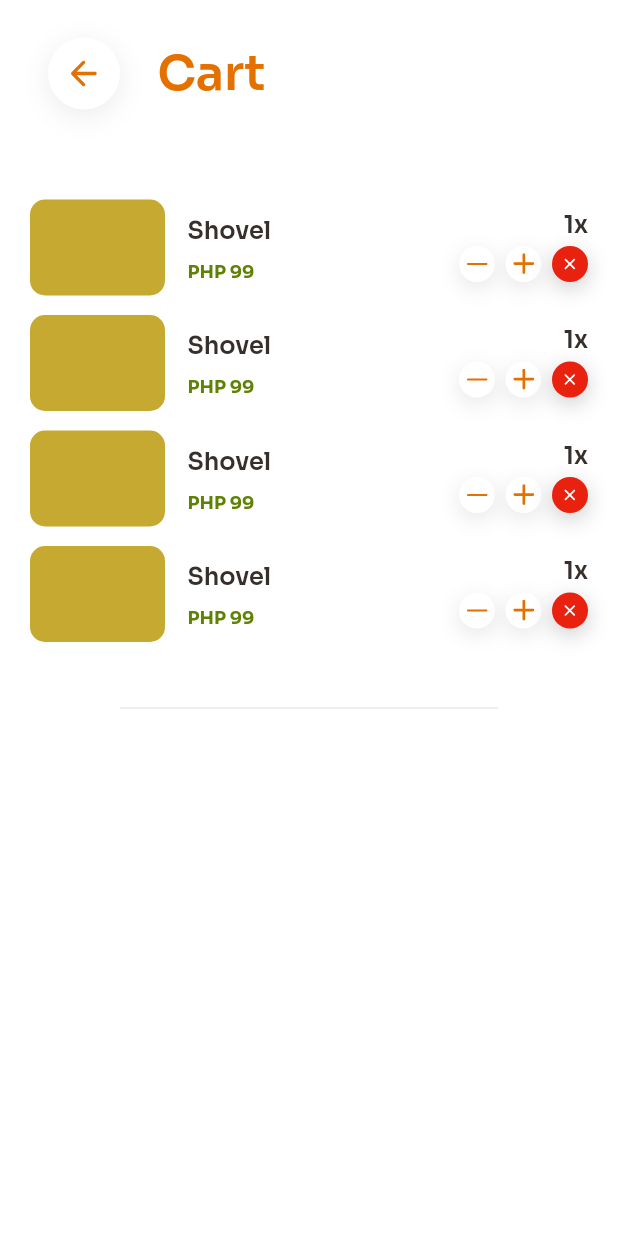
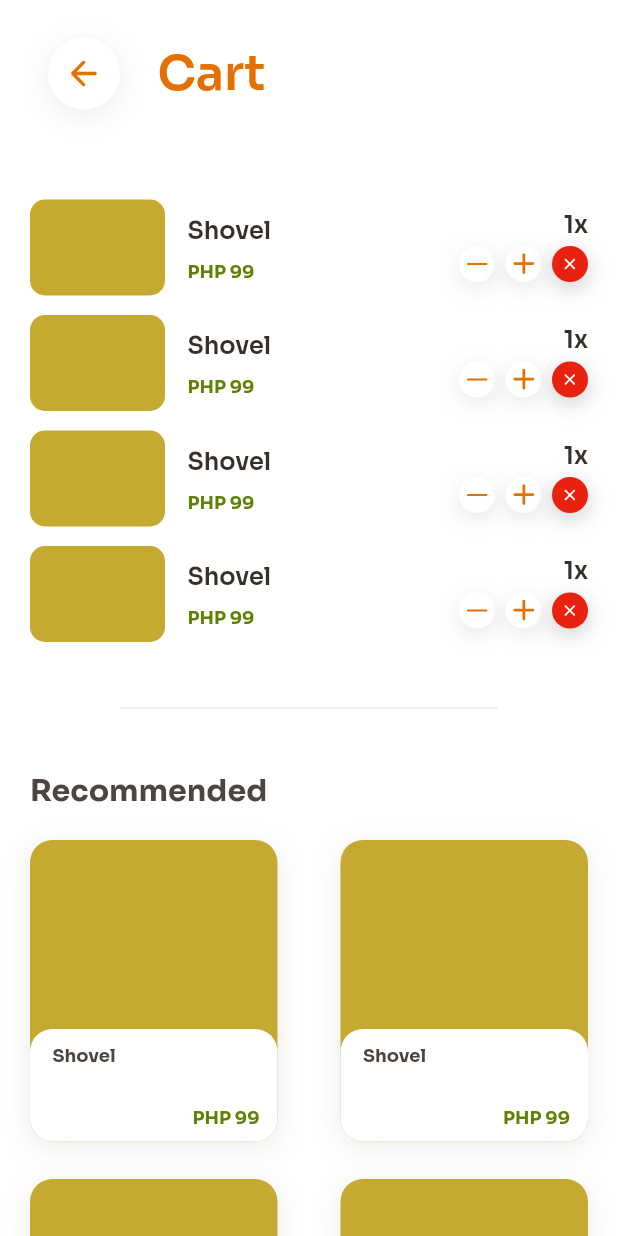
Before and after one commit to conraduouou/toolmart, a Flutter app: the screen it shows after launch, on a phone screen of 412 x 824 dp. Run offline on Flutter 3.47's test engine with Material 2 defaults, Android fonts, the phone set to English and light mode, and no system bars; our stand-ins replace flutter_svg.

Commit message:
+1: implement smart and lazy generation of recommended items in cart

```diff
--- a/lib/components/item_card.dart
+++ b/lib/components/item_card.dart
@@ -5,8 +5,8 @@ import 'package:toolmart/constants.dart';
 class ItemCard extends StatelessWidget {
   const ItemCard({super.key});
 
-  static const _height = 201.0;
-  static const _width = 165.0;
+  static const height = 201.0;
+  static const width = 165.0;
 
   static final _boxShadow = [
     BoxShadow(
@@ -19,8 +19,8 @@ class ItemCard extends StatelessWidget {
   @override
   Widget build(BuildContext context) {
     return SizedBox(
-      height: _height,
-      width: _width,
+      height: height,
+      width: width,
       child: Stack(
         children: [
           Container(
@@ -32,7 +32,7 @@ class ItemCard extends StatelessWidget {
           ),
           const Positioned(
             bottom: 0,
-            child: _ItemLabel(width: _width),
+            child: _ItemLabel(width: width),
           ),
         ],
       ),
--- a/lib/screens/cart/cart_screen.dart
+++ b/lib/screens/cart/cart_screen.dart
@@ -1,6 +1,7 @@
 import 'package:flutter/material.dart';
 import 'package:toolmart/color_schemes.g.dart';
 import 'package:toolmart/components/control_button.dart';
+import 'package:toolmart/components/item_card.dart';
 import 'package:toolmart/components/toolmart_back_button.dart';
 import 'package:toolmart/components/toolmart_divider.dart';
 import 'package:toolmart/constants.dart';
@@ -10,6 +11,7 @@ class CartScreen extends StatelessWidget {
   const CartScreen({super.key});
 
   static const id = '${HomeScreen.id}/cart';
+  static const _itemCount = 11;
 
   @override
   Widget build(BuildContext context) {
@@ -60,7 +62,50 @@ class CartScreen extends StatelessWidget {
                 ),
             ]),
           ),
-          const SliverToBoxAdapter(child: ToolMartDivider(height: 86))
+          const SliverToBoxAdapter(child: ToolMartDivider(height: 86)),
+          SliverPadding(
+            padding: const EdgeInsets.only(left: 20),
+            sliver: SliverToBoxAdapter(
+              child: Text(
+                'Recommended',
+                style: kTitleStyle.copyWith(
+                  color: kNeutralColor.shade30,
+                  fontWeight: FontWeight.bold,
+                ),
+              ),
+            ),
+          ),
+          const SliverToBoxAdapter(child: SizedBox(height: 20)),
+          SliverPadding(
+            padding: const EdgeInsets.symmetric(horizontal: 20),
+            sliver: SliverFixedExtentList(
+              itemExtent: ItemCard.height + 25,
+              delegate: SliverChildBuilderDelegate(
+                (context, index) {
+                  final trueIndex = index * 2;
+                  final items = <Widget>[];
+
+                  for (int i = trueIndex;
+                      i < trueIndex + 2 && i < _itemCount;
+                      i++) {
+                    items.add(const ItemCard());
+                  }
+
+                  return Column(
+                    children: [
+                      Row(
+                        mainAxisAlignment: MainAxisAlignment.spaceBetween,
+                        children: items,
+                      ),
+                      const SizedBox(height: 25)
+                    ],
+                  );
+                },
+                // because we're going to create items in 2s
+                childCount: (_itemCount / 2).ceil(),
+              ),
+            ),
+          ),
         ],
       ),
     );
```
